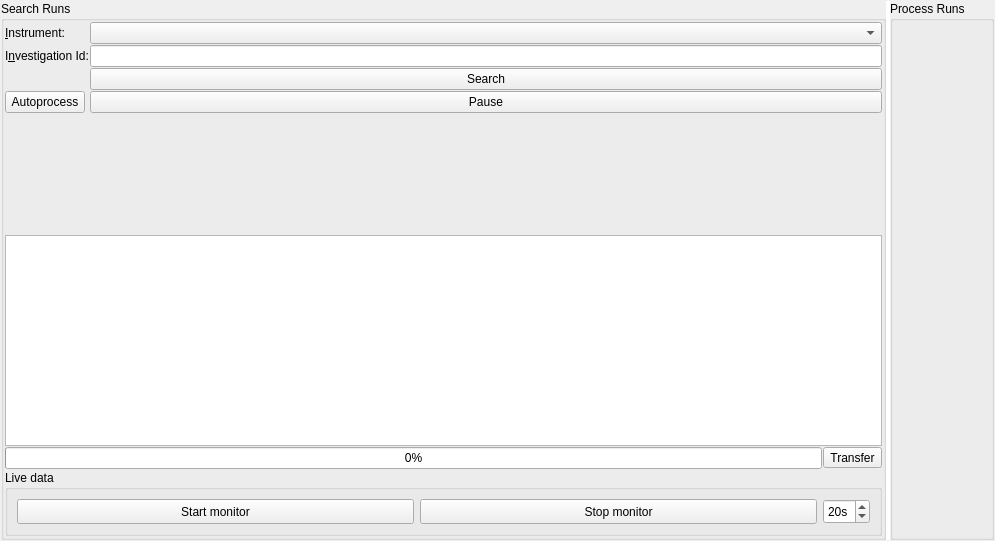
mantidproject/mantid, file qt/scientific_interfaces/ISISReflectometry/GUI/Runs/RunsWidget.ui: the form before one commit.
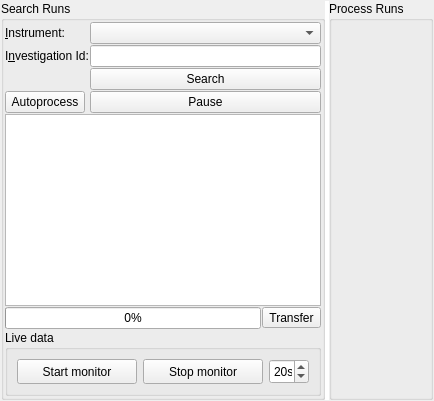
The form after the commit.

Commit message:
Re #27177 Fix the Search Results List in reflectometry not resizing
Fixes the search result list in reflectometry not resizing correctly.
Previously it would resize the other elements instead of the results
list.

```diff
--- a/qt/scientific_interfaces/ISISReflectometry/GUI/Runs/RunsWidget.ui
+++ b/qt/scientific_interfaces/ISISReflectometry/GUI/Runs/RunsWidget.ui
@@ -2,14 +2,6 @@
 <ui version="4.0">
  <class>RunsWidget</class>
  <widget class="QWidget" name="RunsWidget">
-  <property name="geometry">
-   <rect>
-    <x>0</x>
-    <y>0</y>
-    <width>995</width>
-    <height>541</height>
-   </rect>
-  </property>
   <property name="windowTitle">
    <string>RunsTab</string>
   </property>
@@ -50,7 +42,7 @@
       <property name="title">
        <string>Search Runs</string>
       </property>
-      <layout class="QVBoxLayout" name="layoutSearchPane" stretch="2,2,0,1">
+      <layout class="QVBoxLayout" name="layoutSearchPane" stretch="0,1,0,0">
        <property name="spacing">
         <number>1</number>
        </property>
```
Left out of the diff: 6 changed lines with no effect on the pictures.
